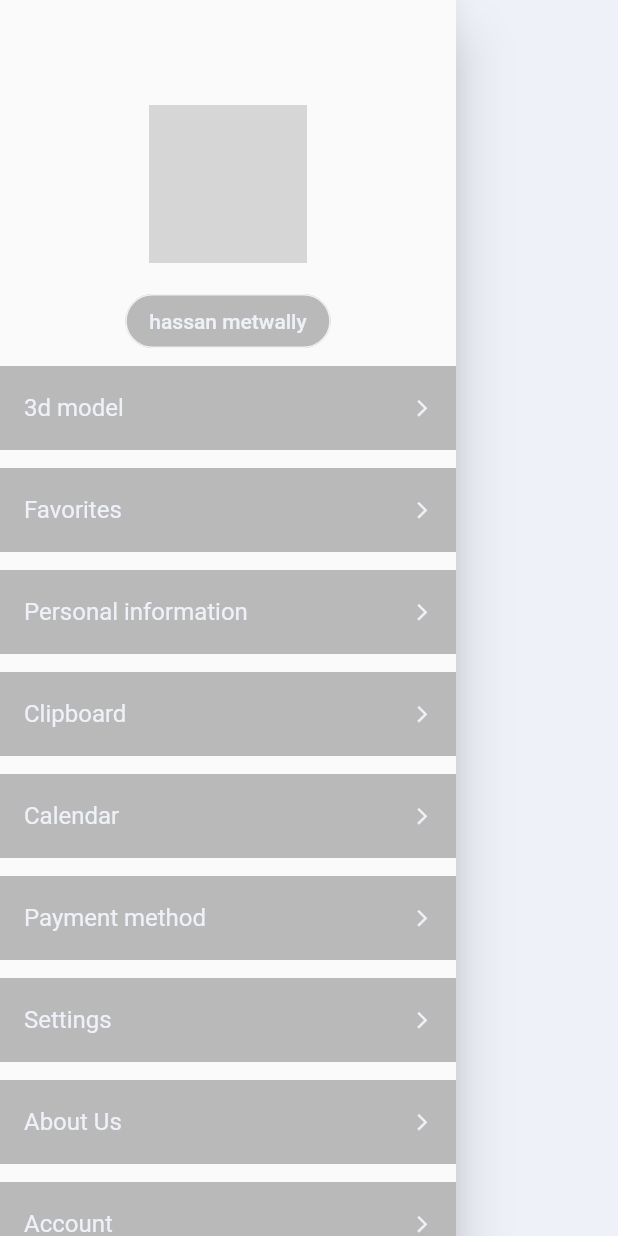
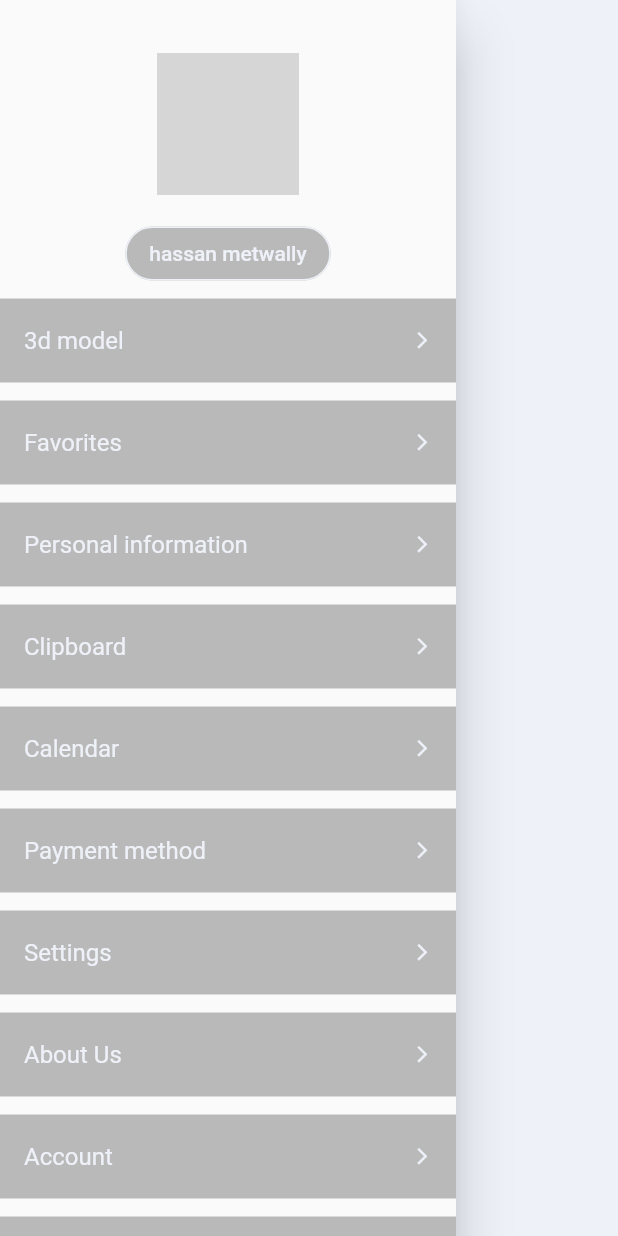
Before and after one commit to hassanMetwally/stylist, a Flutter app: the NavigationDrawer widget shown alone on an empty page, opened directly, on a phone screen of 412 x 824 dp. Run offline on Flutter 3.47's test engine with Material 2 defaults, Android fonts, the phone set to English and light mode, and no system bars; grey boxes are pictures that could not be loaded.

Commit message:
logo changing & customer_sign_in.dart editing & explore.dart editing

```diff
--- a/lib/view/costumer_view/screens/home_tabs/explore.dart
+++ b/lib/view/costumer_view/screens/home_tabs/explore.dart
@@ -95,10 +95,10 @@ class _ExploreState extends State<Explore> {
           child: Column(
             children: <Widget>[
               SizedBox(
-                height: 173,
+                height: MediaQuery.of(context).size.height * .185,
                 child: Image(
                   image: ExactAssetImage("assets/images/placeholder_bg.png"),
-                  fit: BoxFit.fill,
+                  fit: BoxFit.cover,
                 ),
               ),
               Row(
--- a/lib/view/costumer_view/screens/splash_screen.dart
+++ b/lib/view/costumer_view/screens/splash_screen.dart
@@ -24,14 +24,13 @@ class _SplashScreenState extends State<SplashScreen> {
   @override
   Widget build(BuildContext context) {
     return Scaffold(
-      backgroundColor: Colors.grey.shade100,
       body: Transform.translate(
         offset: Offset(0, -150),
         child: Align(
           alignment: Alignment.center,
           child: SizedBox(
             child: Image(
-              image: ExactAssetImage("assets/images/splashLogo.jpeg"),
+              image: ExactAssetImage("assets/images/logo.png"),
               fit: BoxFit.cover,
             ),
             width: MediaQuery.of(context).size.width * .70,
--- a/lib/view/costumer_view/shared_ui/customer_navigation_drawer.dart
+++ b/lib/view/costumer_view/shared_ui/customer_navigation_drawer.dart
@@ -44,7 +44,7 @@ class _NavigationDrawerState extends State<NavigationDrawer> {
     return Column(
       children: <Widget>[
         Padding(
-          padding: const EdgeInsets.only(top: 70, bottom: 15),
+          padding: const EdgeInsets.only(top: 35, bottom: 15),
           child: Container(
             alignment: Alignment.topCenter,
             decoration: BoxDecoration(
@@ -55,8 +55,8 @@ class _NavigationDrawerState extends State<NavigationDrawer> {
               ),
               //borderRadius: BorderRadiusGeometry()
             ),
-            width: 105,
-            height: 105,
+            width: 95,
+            height: 95,
           ),
         ),
         FlatButton(
--- a/pubspec.yaml
+++ b/pubspec.yaml
@@ -42,8 +42,7 @@ flutter:
 
   # To add assets to your application, add an assets section, like this:
   assets:
-   - assets/images/splashLogo.jpeg
-   - assets/images/placeholder_bg.png
+   - assets/images/
 
   # An image asset can refer to one or more resolution-specific "variants", see
   # https://flutter.dev/assets-and-images/#resolution-aware.
```
Also changed, not shown: lib/view/costumer_view/screens/customer_sign_in.dart (+35 -9 lines), lib/view/costumer_view/widgets/order_card.dart (+8 -12 lines), pubspec.lock.
